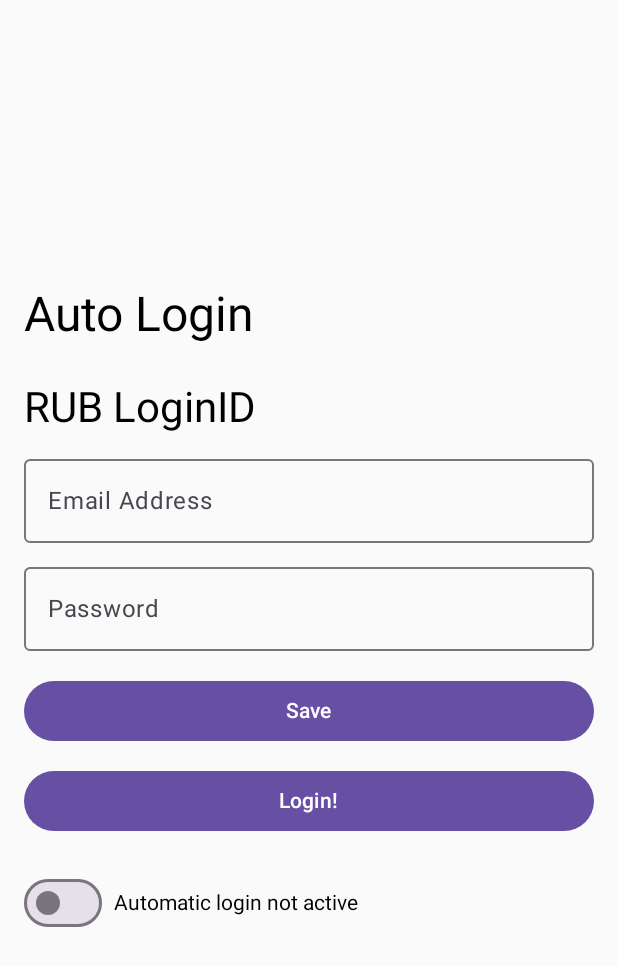
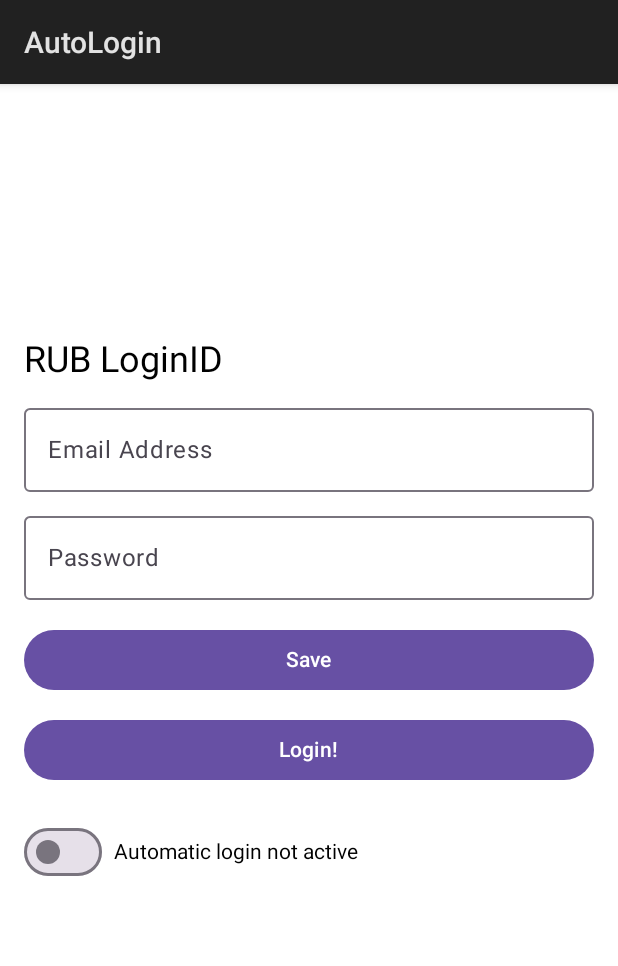
Before and after one commit to florianheger/AutoLogin, an Android app built with Jetpack Compose: the screen it shows after launch (MainActivity), on a phone screen of 412 x 824 dp. Shown: the top 966 px of the screen. Run offline under Robolectric (Android 15) with nearby library versions, the phone set to English and light mode, and no system bars.

Commit message:
add theme

```diff
--- a/Android/app/src/main/java/de/fheger/autologin/MainActivity.kt
+++ b/Android/app/src/main/java/de/fheger/autologin/MainActivity.kt
@@ -34,9 +34,12 @@ import kotlinx.coroutines.launch
 import kotlinx.coroutines.runBlocking
 import java.util.Calendar
 import android.provider.Settings
+import androidx.compose.foundation.Image
+import androidx.compose.foundation.background
 import androidx.compose.foundation.layout.Row
 import androidx.compose.foundation.layout.width
 import androidx.compose.ui.Alignment
+import androidx.compose.ui.graphics.Color
 import androidx.compose.ui.text.style.TextAlign
 import de.fheger.autologin.services.AutoLoginBroadcastReceiverService
 import de.fheger.autologin.services.NetworkService
@@ -143,9 +146,7 @@ class MainActivity() : ComponentActivity() {
                 .fillMaxSize()
                 .padding(16.dp), Arrangement.Center
         ) {
-            Text(text = "Auto Login", style = MaterialTheme.typography.headlineLarge)
-            Spacer(modifier = Modifier.height(24.dp))
-            Text(text = "RUB LoginID", style = MaterialTheme.typography.headlineMedium)
+            Text(text = "RUB LoginID", style = MaterialTheme.typography.headlineSmall)
             Spacer(modifier = Modifier.height(8.dp))
             OutlinedTextField(
                 value = email,
@@ -165,7 +166,8 @@ class MainActivity() : ComponentActivity() {
             Button(
                 onClick = {
                     updateCredentials(dataStore, email, password, context)
-                }, modifier = Modifier.fillMaxWidth()
+                },
+                modifier = Modifier.fillMaxWidth()
             ) {
                 Text("Save")
             }
--- a/Android/app/src/main/res/values/themes.xml
+++ b/Android/app/src/main/res/values/themes.xml
@@ -1,5 +1,16 @@
 <?xml version="1.0" encoding="utf-8"?>
 <resources>
 
-    <style name="Theme.AutoLogin" parent="android:Theme.Material.Light.NoActionBar" />
+    <style name="Theme.AutoLogin" parent="android:Theme.Material.Light.DarkActionBar">
+        <item name="colorPrimary">#2e4733</item>
+        <item name="colorPrimaryVariant">#C8E6C9</item>
+        <item name="colorOnPrimary">#FFFFFF</item>
+
+        <!-- Secondary color -->
+        <item name="colorSecondary">#607D8B</item>
+        <item name="colorOnSecondary">#757575</item>
+
+        <!-- Background -->
+        <item name="android:colorBackground">#FFFFFF</item>
+    </style>
 </resources>
```
Also changed, not shown: Android/app/src/main/res/values/colors.xml (+1 -7 lines).
